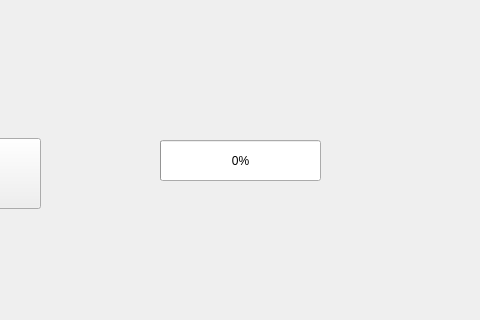
First picture: the form in cpp-analyzer/ui/mainwindow.ui, repository FedarKryvitski/Spectrum-analyzer, before the edit; both pictures show x 450 to 930 and y 142 to 462 of the 1099 by 730 pixel window.
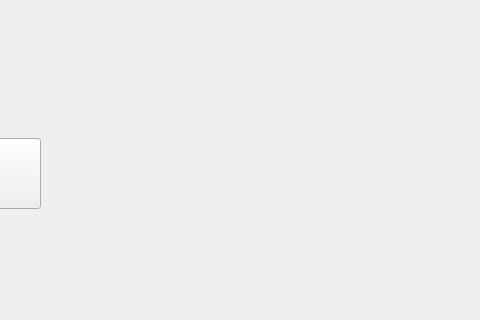
Second picture: the form after the edit. Custom widgets are drawn as their Qt base class.

```diff
--- a/cpp-analyzer/ui/mainwindow.ui
+++ b/cpp-analyzer/ui/mainwindow.ui
@@ -70,19 +70,6 @@
      </rect>
     </property>
    </widget>
-   <widget class="QProgressBar" name="barVolume">
-    <property name="geometry">
-     <rect>
-      <x>610</x>
-      <y>282</y>
-      <width>161</width>
-      <height>41</height>
-     </rect>
-    </property>
-    <property name="value">
-     <number>0</number>
-    </property>
-   </widget>
   </widget>
   <widget class="QMenuBar" name="menubar">
    <property name="geometry">
```
